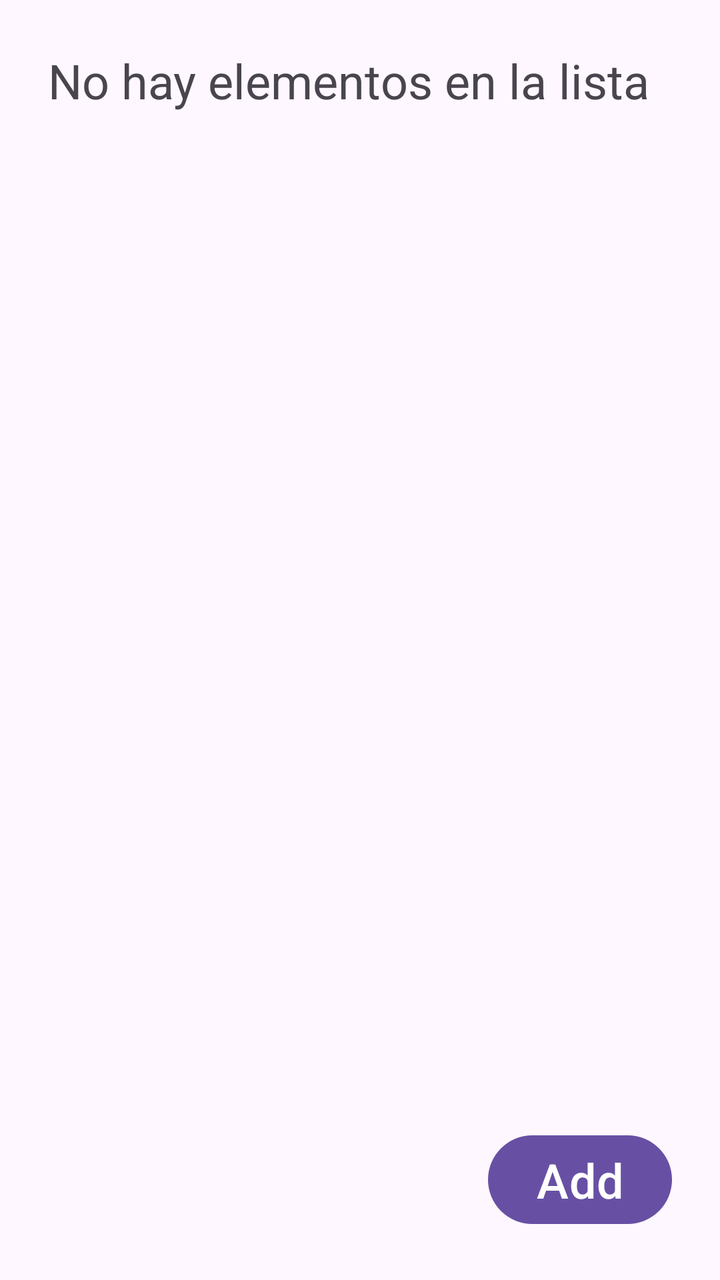
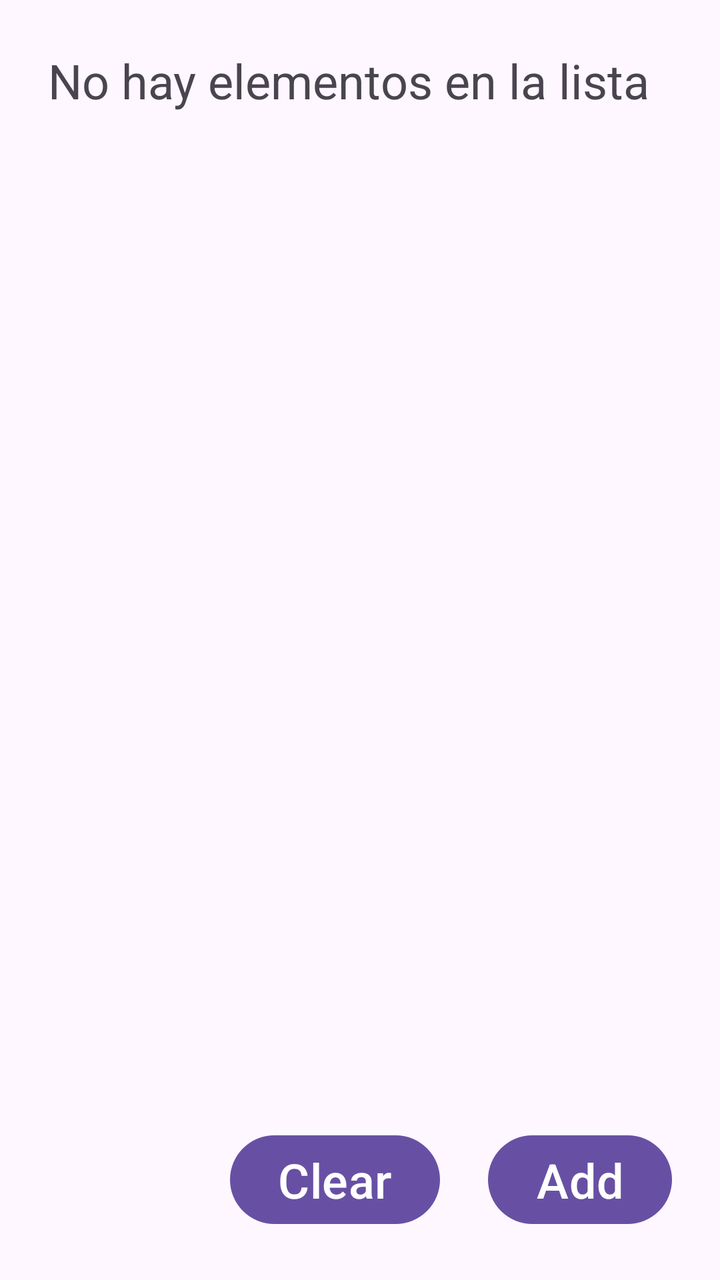

Before-and-after screenshots of an Android layout around one commit, followed by the original layout XML and the change that was made.
<!-- AndroidManifest.xml: application theme Theme.ShoppingList2 -->
<!-- res/layout/activity_main.xml -->
<?xml version="1.0" encoding="utf-8"?>
<androidx.constraintlayout.widget.ConstraintLayout xmlns:android="http://schemas.android.com/apk/res/android"
    xmlns:app="http://schemas.android.com/apk/res-auto"
    xmlns:tools="http://schemas.android.com/tools"
    android:id="@+id/main"
    android:layout_width="match_parent"
    android:layout_height="match_parent"
    tools:context=".MainActivity">

    <Button
        android:id="@+id/button"
        android:layout_width="wrap_content"
        android:layout_height="wrap_content"
        android:layout_marginEnd="24dp"
        android:layout_marginBottom="24dp"
        android:onClick="handleAddButtonPressed"
        android:text="Add"
        android:textSize="24sp"
        app:layout_constraintBottom_toBottomOf="parent"
        app:layout_constraintEnd_toEndOf="parent" />

    <TextView
        android:id="@+id/itemsTextView"
        android:layout_width="0dp"
        android:layout_height="0dp"
        android:layout_marginStart="24dp"
        android:layout_marginTop="24dp"
        android:layout_marginEnd="24dp"
        android:layout_marginBottom="24dp"
        android:text="@string/empty_list"
        android:textSize="24sp"
        app:layout_constraintBottom_toTopOf="@+id/button"
        app:layout_constraintEnd_toEndOf="parent"
        app:layout_constraintStart_toStartOf="parent"
        app:layout_constraintTop_toTopOf="parent" />
</androidx.constraintlayout.widget.ConstraintLayout>
<!-- resources referenced by this layout -->
<resources>
  <string name="empty_list">No hay elementos en la lista</string>
  <style name="Theme.ShoppingList2" parent="Base.Theme.ShoppingList2" />
  <style name="Base.Theme.ShoppingList2" parent="Theme.Material3.DayNight.NoActionBar">
          
          
      </style>
</resources>

<!-- the commit's change to res/layout/activity_main.xml (unified diff, before → after) -->
@@ -33,4 +33,16 @@
         app:layout_constraintEnd_toEndOf="parent"
         app:layout_constraintStart_toStartOf="parent"
         app:layout_constraintTop_toTopOf="parent" />
+
+    <Button
+        android:id="@+id/button2"
+        android:layout_width="wrap_content"
+        android:layout_height="wrap_content"
+        android:layout_marginEnd="24dp"
+        android:onClick="handleClearButton"
+        android:text="Clear"
+        android:textSize="24sp"
+        app:layout_constraintBottom_toBottomOf="parent"
+        app:layout_constraintEnd_toStartOf="@+id/button"
+        app:layout_constraintTop_toBottomOf="@+id/itemsTextView" />
 </androidx.constraintlayout.widget.ConstraintLayout>
